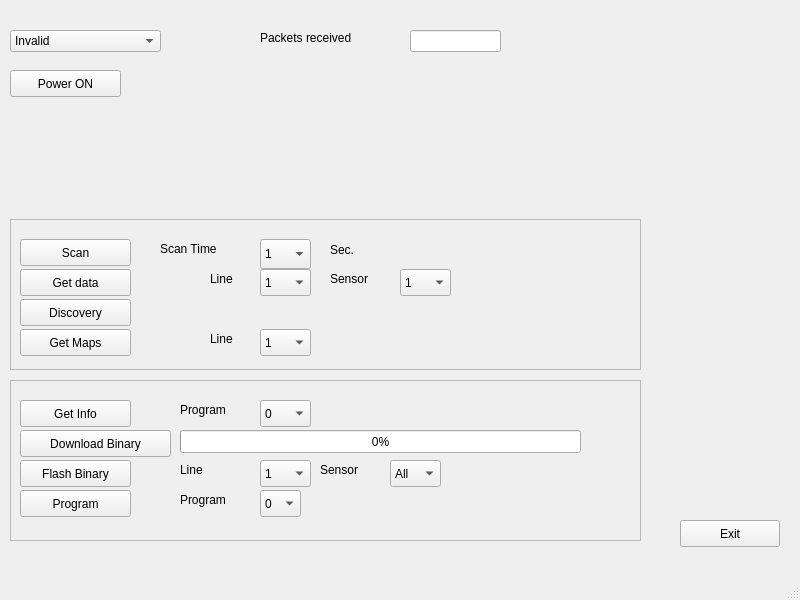
Before: the Qt Designer form Qt/Concentrator/concentratorwindow.ui in shinymetal6/A_os_Membrane_Processes, drawn with Qt 5.
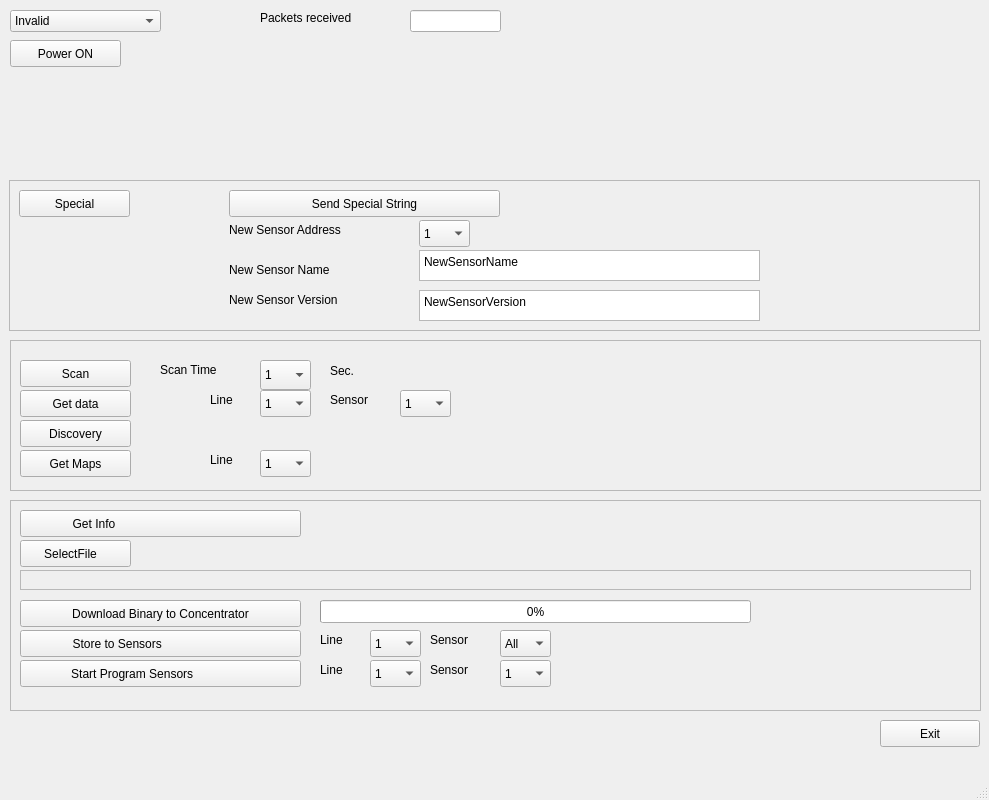
After: the same form once the commit is applied. Icons and pictures are not drawn.

```diff
--- a/Qt/Concentrator/concentratorwindow.ui
+++ b/Qt/Concentrator/concentratorwindow.ui
@@ -6,8 +6,8 @@
    <rect>
     <x>0</x>
     <y>0</y>
-    <width>800</width>
-    <height>600</height>
+    <width>989</width>
+    <height>800</height>
    </rect>
   </property>
   <property name="windowTitle">
@@ -18,7 +18,7 @@
     <property name="geometry">
      <rect>
       <x>10</x>
-      <y>30</y>
+      <y>10</y>
       <width>151</width>
       <height>22</height>
      </rect>
@@ -81,7 +81,7 @@
     <property name="geometry">
      <rect>
       <x>170</x>
-      <y>30</y>
+      <y>10</y>
       <width>22</width>
       <height>22</height>
      </rect>
@@ -103,7 +103,7 @@
     <property name="geometry">
      <rect>
       <x>520</x>
-      <y>30</y>
+      <y>10</y>
       <width>22</width>
       <height>22</height>
      </rect>
@@ -122,7 +122,7 @@
     <property name="geometry">
      <rect>
       <x>410</x>
-      <y>30</y>
+      <y>10</y>
       <width>91</width>
       <height>22</height>
      </rect>
@@ -132,7 +132,7 @@
     <property name="geometry">
      <rect>
       <x>260</x>
-      <y>30</y>
+      <y>10</y>
       <width>141</width>
       <height>16</height>
      </rect>
@@ -166,8 +166,8 @@
    <widget class="QPushButton" name="Exit_pushButton">
     <property name="geometry">
      <rect>
-      <x>680</x>
-      <y>520</y>
+      <x>880</x>
+      <y>720</y>
       <width>100</width>
       <height>27</height>
      </rect>
@@ -180,7 +180,7 @@
     <property name="geometry">
      <rect>
       <x>10</x>
-      <y>70</y>
+      <y>40</y>
       <width>111</width>
       <height>27</height>
      </rect>
@@ -193,7 +193,7 @@
     <property name="geometry">
      <rect>
       <x>170</x>
-      <y>70</y>
+      <y>40</y>
       <width>22</width>
       <height>22</height>
      </rect>
@@ -212,9 +212,9 @@
     <property name="geometry">
      <rect>
       <x>10</x>
-      <y>380</y>
-      <width>631</width>
-      <height>161</height>
+      <y>500</y>
+      <width>971</width>
+      <height>211</height>
      </rect>
     </property>
     <property name="frameShape">
@@ -226,8 +226,8 @@
     <widget class="QLabel" name="SensorInFlash_label">
      <property name="geometry">
       <rect>
-       <x>580</x>
-       <y>80</y>
+       <x>750</x>
+       <y>130</y>
        <width>22</width>
        <height>22</height>
       </rect>
@@ -245,9 +245,9 @@
     <widget class="QProgressBar" name="download_progressBar">
      <property name="geometry">
       <rect>
-       <x>170</x>
-       <y>50</y>
-       <width>401</width>
+       <x>310</x>
+       <y>100</y>
+       <width>431</width>
        <height>23</height>
       </rect>
      </property>
@@ -258,8 +258,8 @@
     <widget class="QLabel" name="label_3">
      <property name="geometry">
       <rect>
-       <x>310</x>
-       <y>80</y>
+       <x>420</x>
+       <y>130</y>
        <width>61</width>
        <height>19</height>
       </rect>
@@ -268,110 +268,37 @@
       <string>Sensor</string>
      </property>
     </widget>
-    <widget class="QLabel" name="label_5">
-     <property name="geometry">
-      <rect>
-       <x>170</x>
-       <y>20</y>
-       <width>71</width>
-       <height>19</height>
-      </rect>
-     </property>
-     <property name="text">
-      <string>Program</string>
-     </property>
-    </widget>
     <widget class="QPushButton" name="GetInfo_pushButton">
      <property name="geometry">
       <rect>
        <x>10</x>
-       <y>20</y>
-       <width>111</width>
+       <y>10</y>
+       <width>281</width>
        <height>27</height>
       </rect>
      </property>
      <property name="text">
-      <string>Get Info</string>
+      <string>Get Info                                        </string>
      </property>
     </widget>
-    <widget class="QComboBox" name="Getinfo_comboBox">
-     <property name="geometry">
-      <rect>
-       <x>250</x>
-       <y>20</y>
-       <width>51</width>
-       <height>27</height>
-      </rect>
-     </property>
-     <item>
-      <property name="text">
-       <string>0</string>
-      </property>
-     </item>
-     <item>
-      <property name="text">
-       <string>1</string>
-      </property>
-     </item>
-     <item>
-      <property name="text">
-       <string>2</string>
-      </property>
-     </item>
-     <item>
-      <property name="text">
-       <string>3</string>
-      </property>
-     </item>
-    </widget>
-    <widget class="QComboBox" name="Program_comboBox">
-     <property name="geometry">
-      <rect>
-       <x>250</x>
-       <y>110</y>
-       <width>41</width>
-       <height>27</height>
-      </rect>
-     </property>
-     <item>
-      <property name="text">
-       <string>0</string>
-      </property>
-     </item>
-     <item>
-      <property name="text">
-       <string>1</string>
-      </property>
-     </item>
-     <item>
-      <property name="text">
-       <string>2</string>
-      </property>
-     </item>
-     <item>
-      <property name="text">
-       <string>3</string>
-      </property>
-     </item>
-    </widget>
     <widget class="QPushButton" name="DownloadBinary_pushButton">
      <property name="geometry">
       <rect>
        <x>10</x>
-       <y>50</y>
-       <width>151</width>
+       <y>100</y>
+       <width>281</width>
        <height>27</height>
       </rect>
      </property>
      <property name="text">
-      <string>Download Binary</string>
+      <string>Download Binary to Concentrator</string>
      </property>
     </widget>
     <widget class="QLabel" name="Flashing_label">
      <property name="geometry">
       <rect>
-       <x>580</x>
-       <y>50</y>
+       <x>750</x>
+       <y>100</y>
        <width>22</width>
        <height>22</height>
       </rect>
@@ -389,8 +316,8 @@
     <widget class="QComboBox" name="Sensor_comboBox">
      <property name="geometry">
       <rect>
-       <x>380</x>
-       <y>80</y>
+       <x>490</x>
+       <y>130</y>
        <width>51</width>
        <height>27</height>
       </rect>
@@ -465,20 +392,20 @@
      <property name="geometry">
       <rect>
        <x>10</x>
-       <y>80</y>
-       <width>111</width>
+       <y>130</y>
+       <width>281</width>
        <height>27</height>
       </rect>
      </property>
      <property name="text">
-      <string>Flash Binary</string>
+      <string>Store to Sensors                          </string>
      </property>
     </widget>
     <widget class="QLabel" name="label_2">
      <property name="geometry">
       <rect>
-       <x>170</x>
-       <y>80</y>
+       <x>310</x>
+       <y>130</y>
        <width>51</width>
        <height>19</height>
       </rect>
@@ -491,20 +418,20 @@
      <property name="geometry">
       <rect>
        <x>10</x>
-       <y>110</y>
-       <width>111</width>
+       <y>160</y>
+       <width>281</width>
        <height>27</height>
       </rect>
      </property>
      <property name="text">
-      <string>Program</string>
+      <string>Start Program Sensors                 </string>
      </property>
     </widget>
     <widget class="QComboBox" name="Line_comboBox">
      <property name="geometry">
       <rect>
-       <x>250</x>
-       <y>80</y>
+       <x>360</x>
+       <y>130</y>
        <width>51</width>
        <height>27</height>
       </rect>
@@ -529,32 +456,182 @@
        <string>4</string>
       </property>
      </item>
+    </widget>
+    <widget class="QPushButton" name="SelectFile_pushButton">
+     <property name="geometry">
+      <rect>
+       <x>10</x>
+       <y>40</y>
+       <width>111</width>
+       <height>27</height>
+      </rect>
+     </property>
+     <property name="text">
+      <string>SelectFile   </string>
+     </property>
+    </widget>
+    <widget class="QLabel" name="label_FILE">
+     <property name="geometry">
+      <rect>
+       <x>10</x>
+       <y>70</y>
+       <width>951</width>
+       <height>20</height>
+      </rect>
+     </property>
+     <property name="frameShape">
+      <enum>QFrame::StyledPanel</enum>
+     </property>
+     <property name="frameShadow">
+      <enum>QFrame::Sunken</enum>
+     </property>
+     <property name="text">
+      <string/>
+     </property>
+    </widget>
+    <widget class="QLabel" name="label_9">
+     <property name="geometry">
+      <rect>
+       <x>420</x>
+       <y>160</y>
+       <width>61</width>
+       <height>19</height>
+      </rect>
+     </property>
+     <property name="text">
+      <string>Sensor</string>
+     </property>
+    </widget>
+    <widget class="QLabel" name="label_10">
+     <property name="geometry">
+      <rect>
+       <x>310</x>
+       <y>160</y>
+       <width>51</width>
+       <height>19</height>
+      </rect>
+     </property>
+     <property name="text">
+      <string>Line</string>
+     </property>
+    </widget>
+    <widget class="QComboBox" name="ProgramLine_comboBox">
+     <property name="geometry">
+      <rect>
+       <x>360</x>
+       <y>160</y>
+       <width>51</width>
+       <height>27</height>
+      </rect>
+     </property>
+     <item>
+      <property name="text">
+       <string>1</string>
+      </property>
+     </item>
+     <item>
+      <property name="text">
+       <string>2</string>
+      </property>
+     </item>
+     <item>
+      <property name="text">
+       <string>3</string>
+      </property>
+     </item>
+     <item>
+      <property name="text">
+       <string>4</string>
+      </property>
+     </item>
      <item>
       <property name="text">
        <string>All</string>
       </property>
      </item>
     </widget>
-    <widget class="QLabel" name="label_4">
+    <widget class="QComboBox" name="ProgramSensor_comboBox">
      <property name="geometry">
       <rect>
-       <x>170</x>
-       <y>110</y>
-       <width>71</width>
-       <height>19</height>
+       <x>490</x>
+       <y>160</y>
+       <width>51</width>
+       <height>27</height>
       </rect>
      </property>
-     <property name="text">
-      <string>Program</string>
-     </property>
+     <item>
+      <property name="text">
+       <string>1</string>
+      </property>
+     </item>
+     <item>
+      <property name="text">
+       <string>2</string>
+      </property>
+     </item>
+     <item>
+      <property name="text">
+       <string>3</string>
+      </property>
+     </item>
+     <item>
+      <property name="text">
+       <string>4</string>
+      </property>
+     </item>
+     <item>
+      <property name="text">
+       <string>5</string>
+      </property>
+     </item>
+     <item>
+      <property name="text">
+       <string>6</string>
+      </property>
+     </item>
+     <item>
+      <property name="text">
+       <string>7</string>
+      </property>
+     </item>
+     <item>
+      <property name="text">
+       <string>8</string>
+      </property>
+     </item>
+     <item>
+      <property name="text">
+       <string>9</string>
+      </property>
+     </item>
+     <item>
+      <property name="text">
+       <string>10</string>
+      </property>
+     </item>
+     <item>
+      <property name="text">
+       <string>11</string>
+      </property>
+     </item>
+     <item>
+      <property name="text">
+       <string>12</string>
+      </property>
+     </item>
+     <item>
+      <property name="text">
+       <string>All</string>
+      </property>
+     </item>
     </widget>
    </widget>
    <widget class="QFrame" name="data_frame">
     <property name="geometry">
      <rect>
       <x>10</x>
-      <y>219</y>
-      <width>631</width>
+      <y>340</y>
+      <width>971</width>
       <height>151</height>
      </rect>
     </property>
@@ -873,6 +950,222 @@
      </property>
     </widget>
    </widget>
+   <widget class="QFrame" name="frame">
+    <property name="geometry">
+     <rect>
+      <x>9</x>
+      <y>180</y>
+      <width>971</width>
+      <height>151</height>
+     </rect>
+    </property>
+    <property name="frameShape">
+     <enum>QFrame::StyledPanel</enum>
+    </property>
+    <property name="frameShadow">
+     <enum>QFrame::Raised</enum>
+    </property>
+    <widget class="QPushButton" name="Special_pushButton">
+     <property name="geometry">
+      <rect>
+       <x>10</x>
+       <y>10</y>
+       <width>111</width>
+       <height>27</height>
+      </rect>
+     </property>
+     <property name="text">
+      <string>Special</string>
+     </property>
+    </widget>
+    <widget class="QLabel" name="Special_label">
+     <property name="geometry">
+      <rect>
+       <x>130</x>
+       <y>10</y>
+       <width>22</width>
+       <height>22</height>
+      </rect>
+     </property>
+     <property name="text">
+      <string/>
+     </property>
+     <property name="pixmap">
+      <pixmap resource="concentrator.qrc">:/ledred.png</pixmap>
+     </property>
+     <property name="scaledContents">
+      <bool>true</bool>
+     </property>
+    </widget>
+    <widget class="QPushButton" name="SpecialString_pushButton">
+     <property name="geometry">
+      <rect>
+       <x>220</x>
+       <y>10</y>
+       <width>271</width>
+       <height>27</height>
+      </rect>
+     </property>
+     <property name="text">
+      <string>Send Special String</string>
+     </property>
+    </widget>
+    <widget class="QLabel" name="label_11">
+     <property name="geometry">
+      <rect>
+       <x>220</x>
+       <y>40</y>
+       <width>171</width>
+       <height>19</height>
+      </rect>
+     </property>
+     <property name="text">
+      <string>New Sensor Address</string>
+     </property>
+    </widget>
+    <widget class="QComboBox" name="NewSensorAddress_comboBox">
+     <property name="geometry">
+      <rect>
+       <x>410</x>
+       <y>40</y>
+       <width>51</width>
+       <height>27</height>
+      </rect>
+     </property>
+     <item>
+      <property name="text">
+       <string>1</string>
+      </property>
+     </item>
+     <item>
+      <property name="text">
+       <string>2</string>
+      </property>
+     </item>
+     <item>
+      <property name="text">
+       <string>3</string>
+      </property>
+     </item>
+     <item>
+      <property name="text">
+       <string>4</string>
+      </property>
+     </item>
+     <item>
+      <property name="text">
+       <string>5</string>
+      </property>
+     </item>
+     <item>
+      <property name="text">
+       <string>6</string>
+      </property>
+     </item>
+     <item>
+      <property name="text">
+       <string>7</string>
+      </property>
+     </item>
+     <item>
+      <property name="text">
+       <string>8</string>
+      </property>
+     </item>
+     <item>
+      <property name="text">
+       <string>9</string>
+      </property>
+     </item>
+     <item>
+      <property name="text">
+       <string>10</string>
+      </property>
+     </item>
+     <item>
+      <property name="text">
+       <string>11</string>
+      </property>
+     </item>
+     <item>
+      <property name="text">
+       <string>12</string>
+      </property>
+     </item>
+     <item>
+      <property name="text">
+       <string>13</string>
+      </property>
+     </item>
+     <item>
+      <property name="text">
+       <string>14</string>
+      </property>
+     </item>
+     <item>
+      <property name="text">
+       <string>15</string>
+      </property>
+     </item>
+     <item>
+      <property name="text">
+       <string>16</string>
+      </property>
+     </item>
+    </widget>
+    <widget class="QLabel" name="label_12">
+     <property name="geometry">
+      <rect>
+       <x>220</x>
+       <y>80</y>
+       <width>171</width>
+       <height>19</height>
+      </rect>
+     </property>
+     <property name="text">
+      <string>New Sensor Name</string>
+     </property>
+    </widget>
+    <widget class="QLabel" name="label_13">
+     <property name="geometry">
+      <rect>
+       <x>220</x>
+       <y>110</y>
+       <width>171</width>
+       <height>19</height>
+      </rect>
+     </property>
+     <property name="text">
+      <string>New Sensor Version</string>
+     </property>
+    </widget>
+    <widget class="QPlainTextEdit" name="Name_plainTextEdit">
+     <property name="geometry">
+      <rect>
+       <x>410</x>
+       <y>70</y>
+       <width>341</width>
+       <height>31</height>
+      </rect>
+     </property>
+     <property name="plainText">
+      <string>NewSensorName</string>
+     </property>
+    </widget>
+    <widget class="QPlainTextEdit" name="Version_plainTextEdit">
+     <property name="geometry">
+      <rect>
+       <x>410</x>
+       <y>110</y>
+       <width>341</width>
+       <height>31</height>
+      </rect>
+     </property>
+     <property name="plainText">
+      <string>NewSensorVersion</string>
+     </property>
+    </widget>
+   </widget>
   </widget>
   <widget class="QMenuBar" name="menubar">
    <property name="geometry">
```
Left out of the diff: 28 changed lines with no effect on the pictures.
